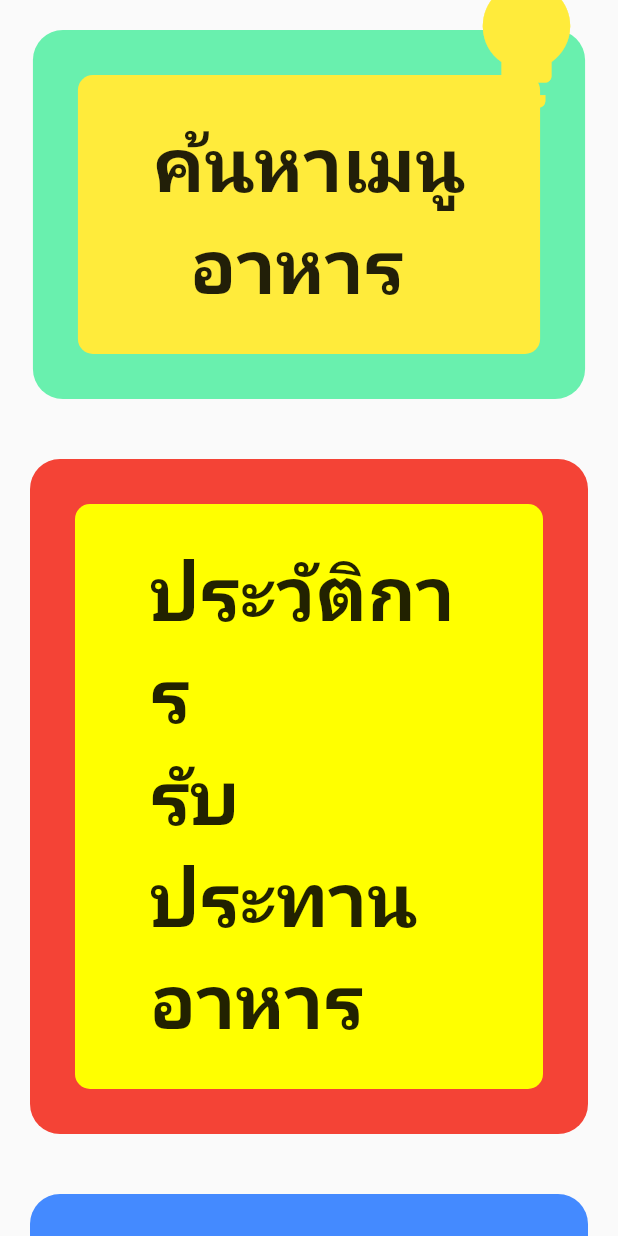
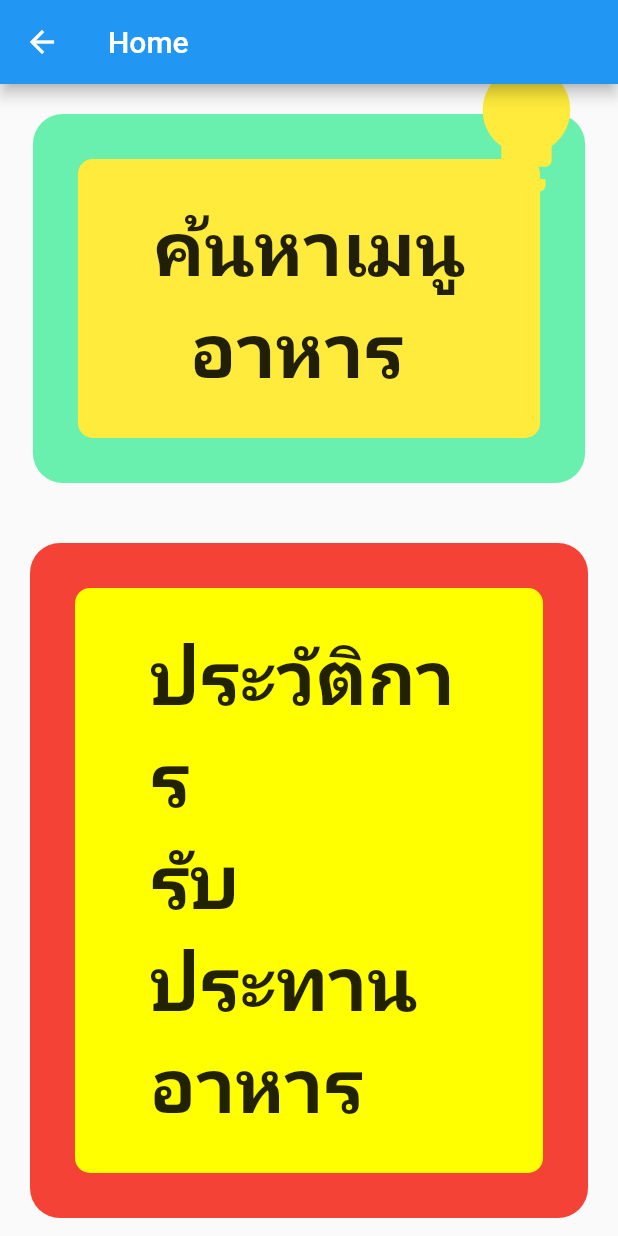
Before and after one commit to AINutritionProject/KinDeeUDee, a Flutter app: the screen it shows after launch, after a tap on "ลงชื่อเข้าใช้", on a phone screen of 412 x 824 dp. Run offline on Flutter 3.47's test engine with Material 2 defaults, Android fonts, the phone set to English and light mode, and no system bars.

Commit message:
add appbar to home screen and change from pushreplace to push for develop purpose

```diff
--- a/lib/pages/home.dart
+++ b/lib/pages/home.dart
@@ -14,6 +14,7 @@ class _HomeState extends State<Home> {
   @override
   Widget build(BuildContext context) {
     return Scaffold(
+      appBar: AppBar(title: const Text("Home")),
       body: Column(
         mainAxisAlignment: MainAxisAlignment.center,
         crossAxisAlignment: CrossAxisAlignment.center,
--- a/lib/pages/login.dart
+++ b/lib/pages/login.dart
@@ -23,7 +23,7 @@ class _LogInFormState extends State<LogInForm> {
 
   void _onLogin() {
     if (_formKey.currentState!.validate()) {
-      Navigator.pushReplacement(
+      Navigator.push(
           context, MaterialPageRoute(builder: (context) => const Home()));
     }
   }
```
